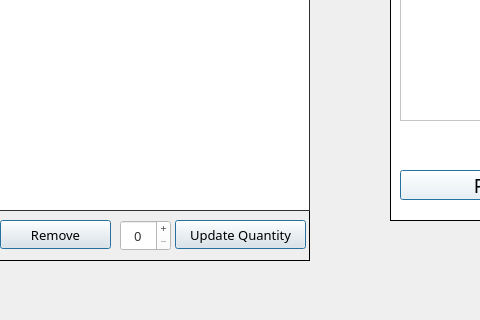
First picture: the form in shoppingcart.ui, repository DannyCamacho/CollegeConnect, before the edit; both pictures show x 160 to 640 and y 280 to 600 of the 900 by 600 pixel window.
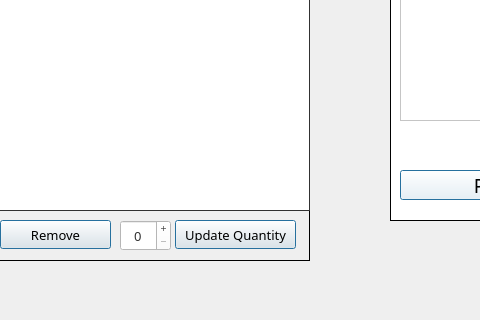
Second picture: the form after the edit. Icons and pictures are not drawn.

Commit message: resizing of buttons

Diff of the .ui file:
```diff
--- a/shoppingcart.ui
+++ b/shoppingcart.ui
@@ -443,7 +443,7 @@
        <rect>
         <x>305</x>
         <y>10</y>
-        <width>131</width>
+        <width>121</width>
         <height>29</height>
        </rect>
       </property>
```
